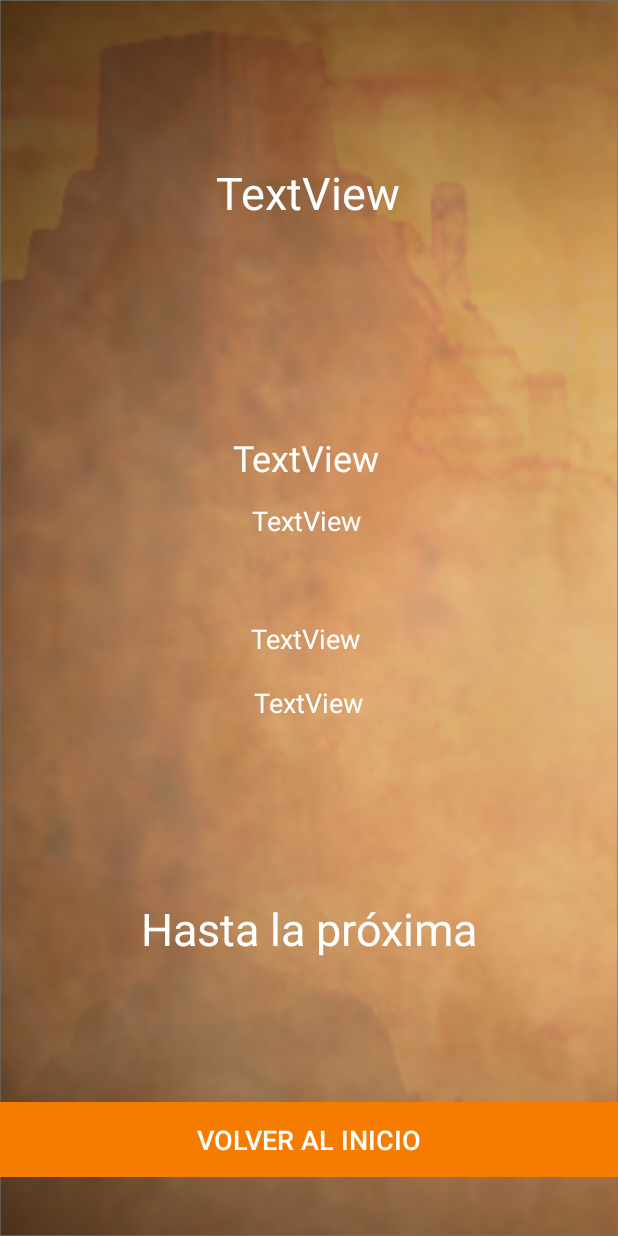
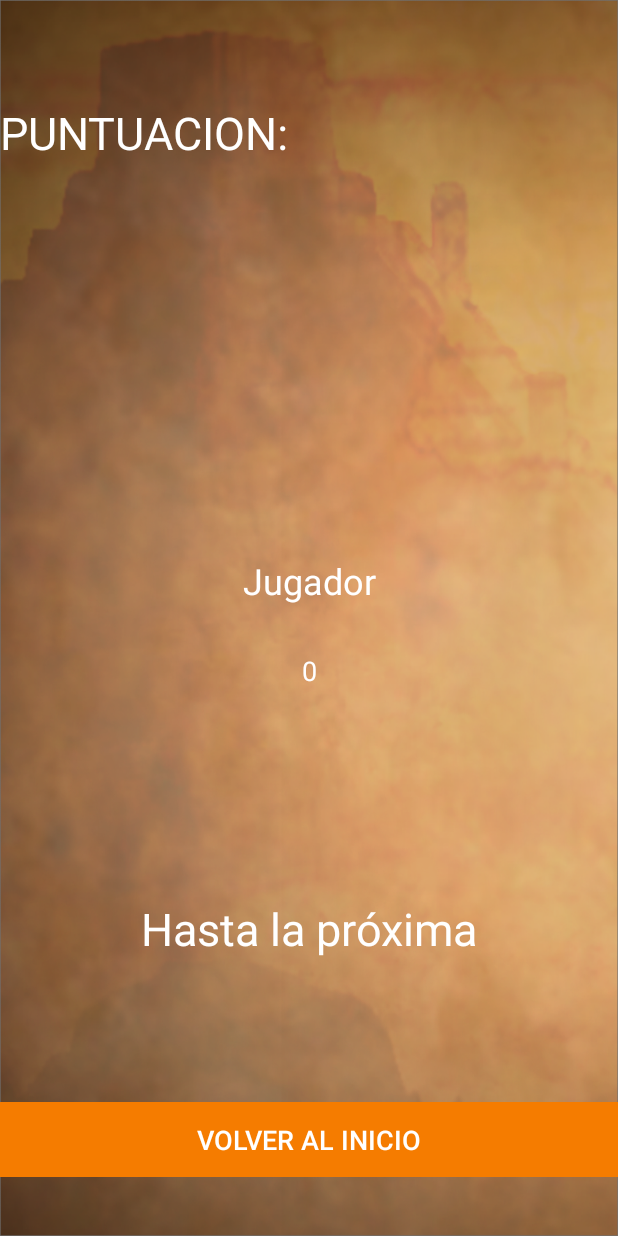
Before and after one commit to LeonardoFabian/Quiztory-Mesopotamia, an Android app: the layout activity_main2__quiz3.xml on its own in the app's theme, with its tools: preview values and no code run, on a phone screen of 412 x 824 dp. Run offline under Robolectric (Android 15) with nearby library versions, the phone set to English and light mode, and no system bars.

Commit message:
Corregido error al ocultar boton "Omitir" en el activity Quiz1; se elimino mostrar correctas e incorrectas

```diff
--- a/app/src/main/java/com/example/leonardofabian/hammurabi/Main2Activity_Login.java
+++ b/app/src/main/java/com/example/leonardofabian/hammurabi/Main2Activity_Login.java
@@ -63,7 +63,7 @@ public class Main2Activity_Login extends AppCompatActivity {
             mp.stop();
             mp.release();
 
-            Intent intent = new Intent(this, Main2Activity_Quiz1.class); //pasar al proximo activity
+            Intent intent = new Intent(Main2Activity_Login.this, Main2Activity_Quiz1.class); //pasar al proximo activity
 
             // Pasar el nombre de usuario
             intent.putExtra("jugador", nombre);
--- a/app/src/main/java/com/example/leonardofabian/hammurabi/Main2Activity_Quiz1.java
+++ b/app/src/main/java/com/example/leonardofabian/hammurabi/Main2Activity_Quiz1.java
@@ -26,6 +26,8 @@ public class Main2Activity_Quiz1 extends AppCompatActivity {
     private MediaPlayer mp, mp_great, mp_bad;
     private int correct_answer;
     private int current_question;
+    private int correctas = 0;
+    private int incorrectas = 0;
     private String[] all_questions;
     private boolean[] answers_correct;
     private RadioGroup group;
@@ -149,13 +151,16 @@ public class Main2Activity_Quiz1 extends AppCompatActivity {
                     current_question++;
                     showQuestion();
                 } else {
-                    int correctas = 0, incorrectas = 0;
+
                     for (boolean b : answers_correct){
                         if (b) correctas++;
                         else incorrectas++;
                     }
+                    /*
                     String resultado = String.format("Correctas: %d -- Incorrectas: %d", correctas, incorrectas);
-
+*/
+                    String string_score = String.valueOf(int_score);
+                    String string_vidas = String.valueOf(int_vidas);
                     String string_correctas = String.valueOf(correctas);
                     String string_incorrectas = String.valueOf(incorrectas);
 
@@ -225,9 +230,10 @@ public class Main2Activity_Quiz1 extends AppCompatActivity {
         }
         if(current_question == all_questions.length - 1){
             btn_skip.setVisibility(View.GONE);
-        } else {
+        }
+        /*else {
             btn_skip.setVisibility(View.VISIBLE);
-        }
+        }*/
 
         if(current_question == all_questions.length - 1){
             btn_check.setText(R.string.btn_finish_attempt);
--- a/app/src/main/java/com/example/leonardofabian/hammurabi/Main2Activity_Quiz3.java
+++ b/app/src/main/java/com/example/leonardofabian/hammurabi/Main2Activity_Quiz3.java
@@ -11,8 +11,8 @@ import android.widget.Toast;
 
 public class Main2Activity_Quiz3 extends AppCompatActivity {
 
-    private TextView tvJugador, tvScore, tvTitle, tvCorrectas, tvIncorrectas;
-    String string_jugador, string_score, string_vidas, string_correctas, string_incorrectas;
+    private TextView tvJugador, tvScore, tvTitle;
+    String string_jugador, string_score, string_vidas;
     private MediaPlayer mp;
     private Button btnHome;
 
@@ -24,18 +24,14 @@ public class Main2Activity_Quiz3 extends AppCompatActivity {
         tvJugador = (TextView) findViewById(R.id.tv_jugador);
         tvScore = (TextView) findViewById(R.id.tv_score);
         tvTitle = (TextView) findViewById(R.id.tv_titulo);
-        tvCorrectas = (TextView)findViewById(R.id.tv_correctas);
-        tvIncorrectas = (TextView)findViewById(R.id.tv_incorrectas);
+
 
         tvTitle.setText(R.string.title_puntuacion);
         string_jugador = getIntent().getStringExtra("jugador");
         tvJugador.setText(string_jugador);
         string_score = getIntent().getStringExtra("score");
-        tvScore.setText(string_score);
-        string_correctas = getIntent().getStringExtra("correctas");
-        tvCorrectas.setText("Correctas: " + string_correctas);
-        string_incorrectas = getIntent().getStringExtra("incorrectas");
-        tvCorrectas.setText("Incorrectas: " + string_incorrectas);
+        tvScore.setText(string_score + " Puntos");
+
 
         //objeto media player
         mp = MediaPlayer.create(this, R.raw.goats); //pista
--- a/app/src/main/res/layout/activity_main2__quiz3.xml
+++ b/app/src/main/res/layout/activity_main2__quiz3.xml
@@ -30,43 +30,33 @@
 
     <TextView
         android:id="@+id/tv_jugador"
-        android:layout_width="wrap_content"
+        android:layout_width="match_parent"
         android:layout_height="wrap_content"
         android:layout_above="@+id/textView2"
-        android:layout_alignParentStart="true"
-        android:layout_alignParentLeft="true"
-        android:layout_marginStart="155dp"
-        android:layout_marginLeft="155dp"
-        android:layout_marginBottom="271dp"
-        android:text="TextView"
+        android:layout_marginBottom="189dp"
+        android:gravity="center"
+        android:text="@string/jugador"
         android:textColor="@android:color/background_light"
         android:textSize="24sp" />
 
     <TextView
         android:id="@+id/tv_score"
-        android:layout_width="wrap_content"
+        android:layout_width="match_parent"
         android:layout_height="wrap_content"
         android:layout_above="@+id/textView2"
-        android:layout_alignParentStart="true"
-        android:layout_alignParentLeft="true"
-        android:layout_marginStart="168dp"
-        android:layout_marginLeft="168dp"
-        android:layout_marginBottom="233dp"
-        android:text="TextView"
+        android:layout_marginBottom="133dp"
+        android:gravity="center"
+        android:text="@string/score"
         android:textColor="@android:color/background_light"
         android:textSize="18sp" />
 
     <TextView
         android:id="@+id/tv_titulo"
-        android:layout_width="wrap_content"
+        android:layout_width="match_parent"
         android:layout_height="wrap_content"
-        android:layout_alignParentStart="true"
-        android:layout_alignParentLeft="true"
         android:layout_alignParentTop="true"
-        android:layout_marginStart="144dp"
-        android:layout_marginLeft="144dp"
-        android:layout_marginTop="108dp"
-        android:text="TextView"
+        android:layout_marginTop="68dp"
+        android:text="@string/title_puntuacion"
         android:textColor="@android:color/background_light"
         android:textSize="30sp" />
 
@@ -81,31 +71,4 @@
         android:textColor="@android:color/background_light"
         android:textSize="18sp" />
 
-    <TextView
-        android:id="@+id/tv_correctas"
-        android:layout_width="wrap_content"
-        android:layout_height="wrap_content"
-        android:layout_alignParentStart="true"
-        android:layout_alignParentLeft="true"
-        android:layout_alignParentBottom="true"
-        android:layout_marginStart="167dp"
-        android:layout_marginLeft="167dp"
-        android:layout_marginBottom="386dp"
-        android:text="TextView"
-        android:textColor="@android:color/background_light"
-        android:textSize="18sp" />
-
-    <TextView
-        android:id="@+id/tv_incorrectas"
-        android:layout_width="wrap_content"
-        android:layout_height="wrap_content"
-        android:layout_alignParentStart="true"
-        android:layout_alignParentLeft="true"
-        android:layout_alignParentBottom="true"
-        android:layout_marginStart="169dp"
-        android:layout_marginLeft="169dp"
-        android:layout_marginBottom="343dp"
-        android:text="TextView"
-        android:textColor="@android:color/background_light"
-        android:textSize="18sp" />
 </RelativeLayout>
```
